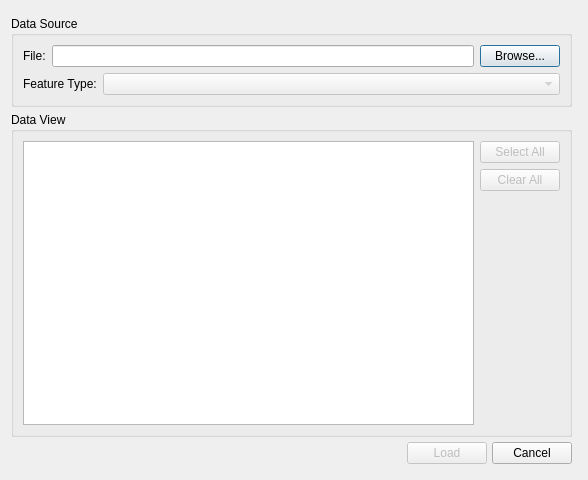
Before: the Qt Designer form ui/ui_gps_tool.ui in gltn/stdm, drawn with Qt 5.
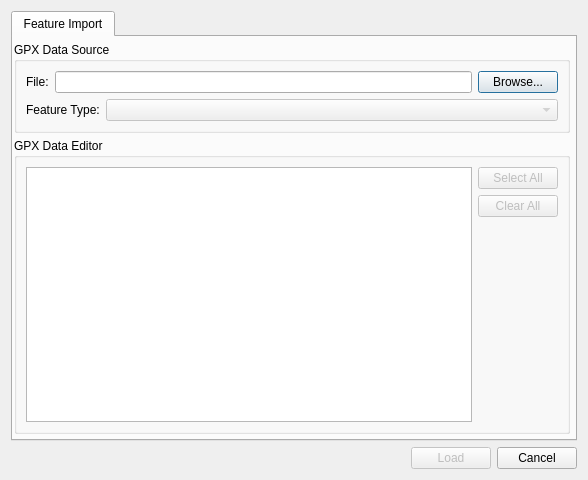
After: the same form once the commit is applied. Custom widgets are drawn as their Qt base class.

Commit message: Merged "GPS Import Tool" widget with "Entity Editor"

Diff of the .ui file:
```diff
--- a/ui/ui_gps_tool.ui
+++ b/ui/ui_gps_tool.ui
@@ -19,14 +19,22 @@
   <property name="modal">
    <bool>false</bool>
   </property>
-  <layout class="QGridLayout" name="gridLayout">
-   <item row="0" column="0">
+  <layout class="QVBoxLayout" name="verticalLayout_2">
+   <item>
+    <widget class="QTabWidget" name="gpx_import_tab">
+     <property name="currentIndex">
+      <number>0</number>
+     </property>
+     <widget class="QWidget" name="gpx_feature_tab">
+      <attribute name="title">
+       <string>Feature Import</string>
+      </attribute>
     <layout class="QVBoxLayout" name="verticalLayout">
      <property name="spacing">
       <number>5</number>
      </property>
      <property name="leftMargin">
-      <number>0</number>
+        <number>1</number>
      </property>
      <property name="topMargin">
       <number>5</number>
@@ -40,7 +48,7 @@
      <item>
       <widget class="QGroupBox" name="gpx_data_source_groupbox">
        <property name="title">
-        <string>Data Source</string>
+          <string>GPX Data Source</string>
        </property>
        <layout class="QGridLayout" name="gridLayout_2">
         <item row="0" column="0">
@@ -121,7 +129,7 @@
      <item>
       <widget class="QGroupBox" name="gpx_table_groupbox">
        <property name="title">
-        <string>Data View</string>
+          <string>GPX Data Editor</string>
        </property>
        <layout class="QGridLayout" name="gridLayout_3">
         <item row="0" column="0">
@@ -188,6 +196,10 @@
        </layout>
       </widget>
      </item>
+      </layout>
+     </widget>
+    </widget>
+   </item>
      <item>
       <layout class="QHBoxLayout" name="gpx_load_layout">
        <item>
@@ -203,7 +215,7 @@
          </property>
         </spacer>
        </item>
-       <item alignment="Qt::AlignRight">
+     <item>
         <widget class="QPushButton" name="load_bt">
          <property name="enabled">
           <bool>false</bool>
@@ -213,7 +225,7 @@
          </property>
         </widget>
        </item>
-       <item alignment="Qt::AlignRight">
+     <item>
         <widget class="QPushButton" name="cancel_bt">
          <property name="text">
           <string>Cancel</string>
@@ -223,8 +235,6 @@
       </layout>
      </item>
     </layout>
-   </item>
-  </layout>
  </widget>
  <customwidgets>
   <customwidget>
```
Left out of the diff: 2 changed lines with no effect on the pictures. Lines whose indentation alone changed are shown as unchanged. The commit also changes 5 other files.
